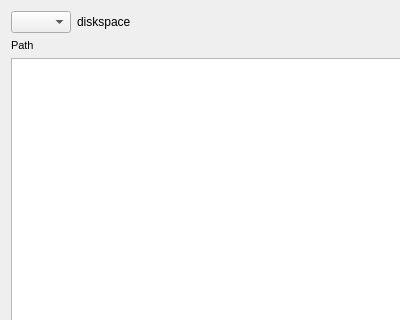
The window that filelistpanel.ui (Puziek/GlobalCMD) describes before a commit, drawn with Qt 5; both pictures show x 0 to 400 and y 0 to 320 of the 400 by 500 pixel window.
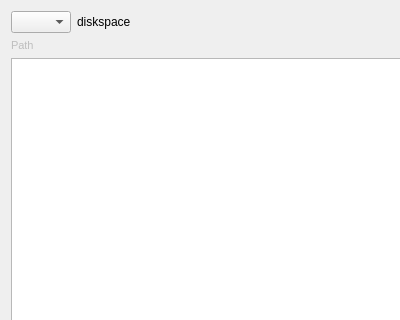
The same window after the commit. Custom widgets are drawn as their Qt base class.

Diff of the .ui file:
```diff
--- a/filelistpanel.ui
+++ b/filelistpanel.ui
@@ -57,6 +57,9 @@
      </item>
      <item>
       <widget class="QLabel" name="l_folderPath">
+       <property name="enabled">
+        <bool>false</bool>
+       </property>
        <property name="minimumSize">
         <size>
          <width>400</width>
```
